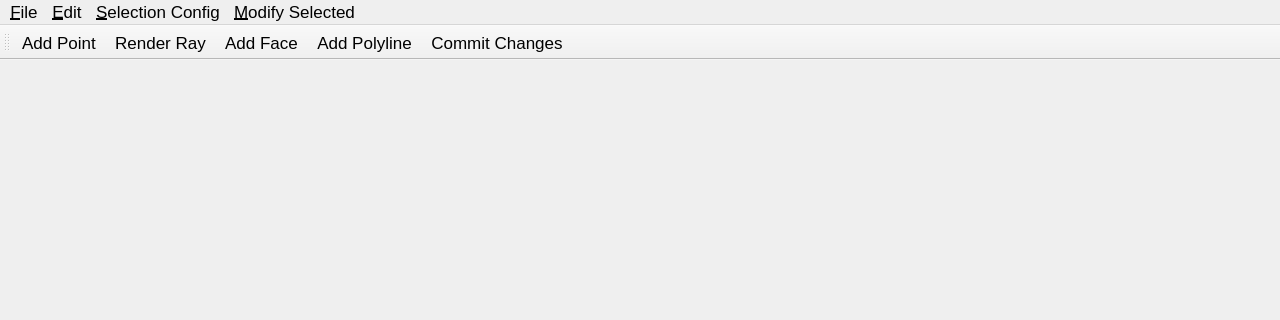
Before: the Qt Designer form Application/QtFrontend/MainWindow.ui in tobyc11/Nome3, drawn with Qt 5; both pictures show x 0 to 1280 and y 0 to 320 of the 1280 by 720 pixel window.
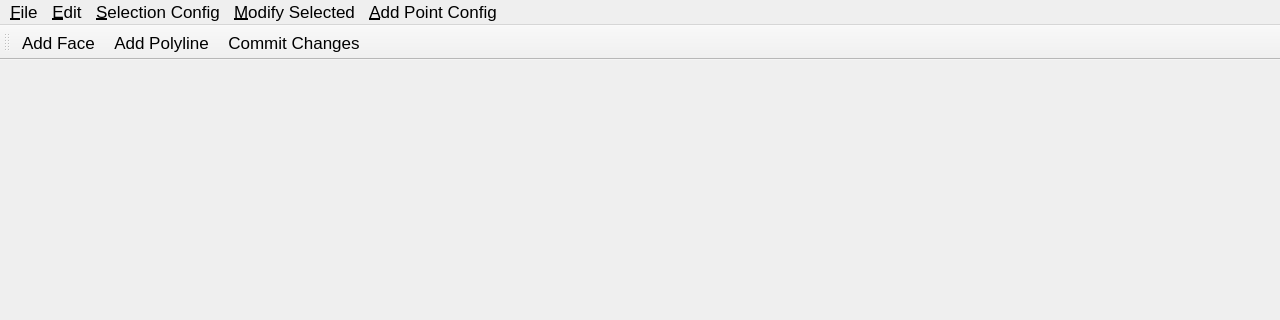
After: the same form once the commit is applied.

Commit message: Fix offset boundary case

```diff
--- a/Application/QtFrontend/MainWindow.ui
+++ b/Application/QtFrontend/MainWindow.ui
@@ -96,6 +96,14 @@
       <addaction name="actionRemoveFace"/>
     </widget>
 
+    <widget class="QMenu" name="menuAddPointConfig">
+      <property name="title">
+        <string>&amp;Add Point Config</string>
+      </property>
+      <addaction name="actionToggleRenderRay"/>
+      <addaction name="actionRenderRay"/>
+      <!--<addaction name="actionAddPoint"/> Steven's add point-->
+    </widget>
 
     <addaction name="menuFile"/>
    <!--<addaction name="menuAdd"/>-->
@@ -103,6 +111,7 @@
     <!--<addaction name="menuAbout"/>-->
     <addaction name="menuSelect"/>
     <addaction name="menuModifySelected"/>
+    <addaction name="menuAddPointConfig"/>
   </widget>
   <widget class="QStatusBar" name="statusbar"/>
   <widget class="QToolBar" name="toolBar">
@@ -120,12 +129,9 @@
    <attribute name="toolBarBreak">
     <bool>false</bool>
    </attribute>
-    <addaction name="actionAddPoint"/> <!--Steven's Add point-->
-    <addaction name="actionRenderRay"/> <!--Randy's Render ray-->
    <addaction name="actionAddFace"/>
    <addaction name="actionAddPolyline"/>
    <!--<addaction name="actionRemoveFace"/>-->
-    <!--<addaction name="actionSharpenFace"/>-->
    <!--<addaction name="actionResetTempMesh"/>
    <addaction name="separator"/>-->
    <addaction name="actionCommitChanges"/>
@@ -178,7 +184,7 @@
    <!-- Randy's Render Ray-->
    <action name="actionRenderRay">
      <property name="text">
-       <string>&amp;Render Ray</string>
+       <string>&amp;Draw Added Points</string>
      </property>
    </action>
 <!--  <action name="actionPoint">
```
Left out of the diff: 5 changed lines with no effect on the pictures. The commit also changes 2 other files.
